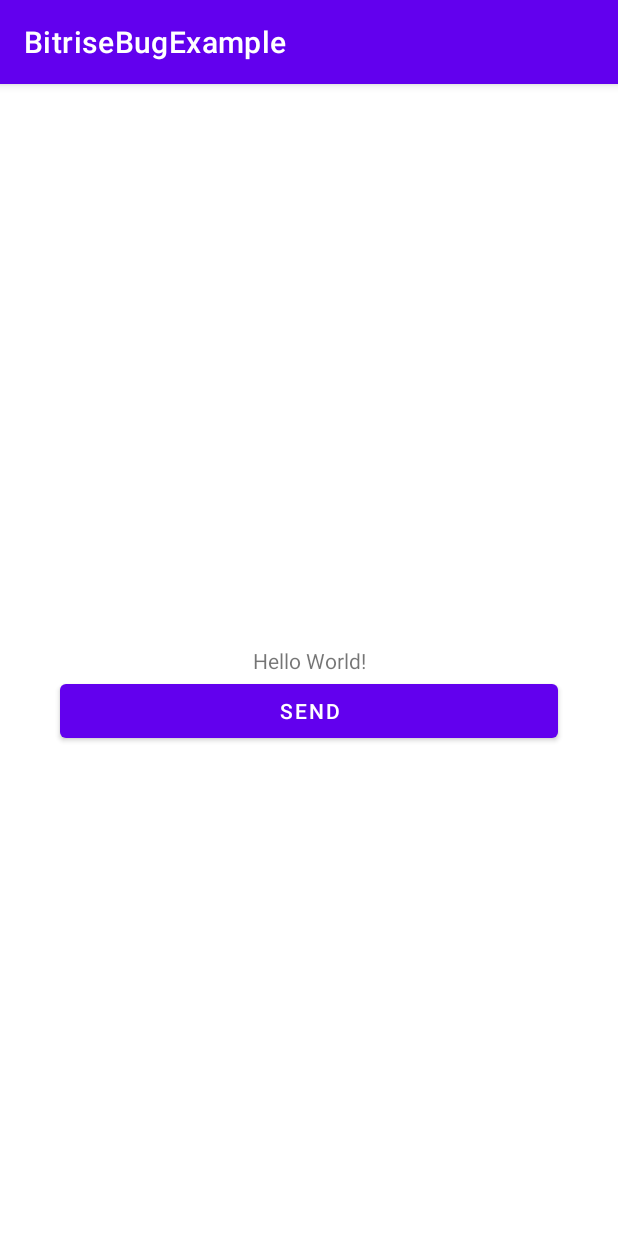
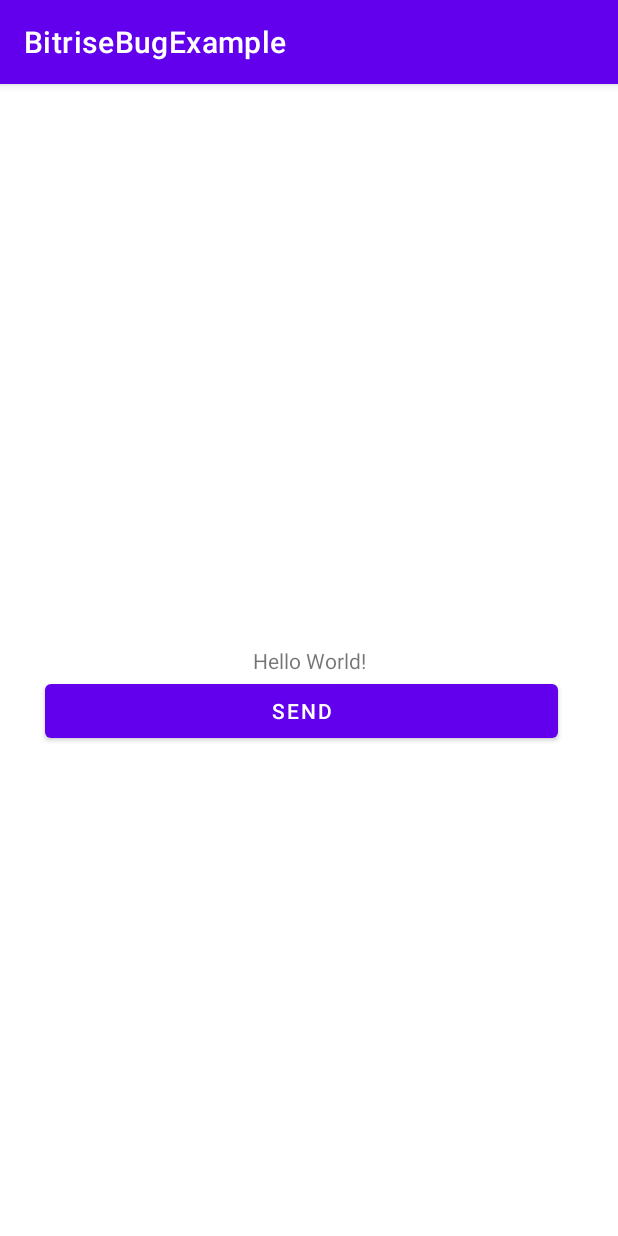
Before and after one commit to wise4rmgod/BitriseBugExample, an Android app: the screen it shows after launch (MainActivity), on a phone screen of 412 x 824 dp. Run offline under Robolectric (Android 15) with nearby library versions, the phone set to English and light mode, and no system bars.

```diff
--- a/app/src/main/res/layout/activity_main.xml
+++ b/app/src/main/res/layout/activity_main.xml
@@ -20,7 +20,7 @@
         android:id="@+id/btn"
         android:layout_width="match_parent"
         android:layout_height="wrap_content"
-        android:layout_marginStart="40dp"
+        android:layout_marginStart="30dp"
         android:layout_marginEnd="40dp"
         android:text="send"
         app:layout_constraintTop_toBottomOf="@id/textx" />
```
